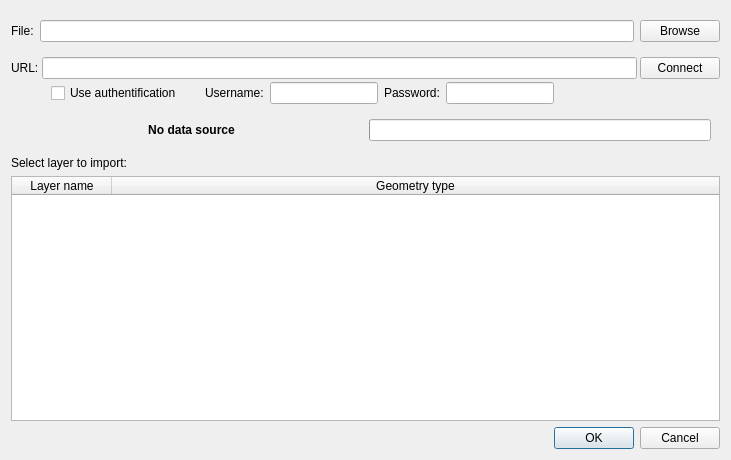
Old version of the form src/builderexts/import.spatial-graph.ogr-gdal/SourceAddDialog.ui in the repository jylfc0307/OpenFluidPlus.
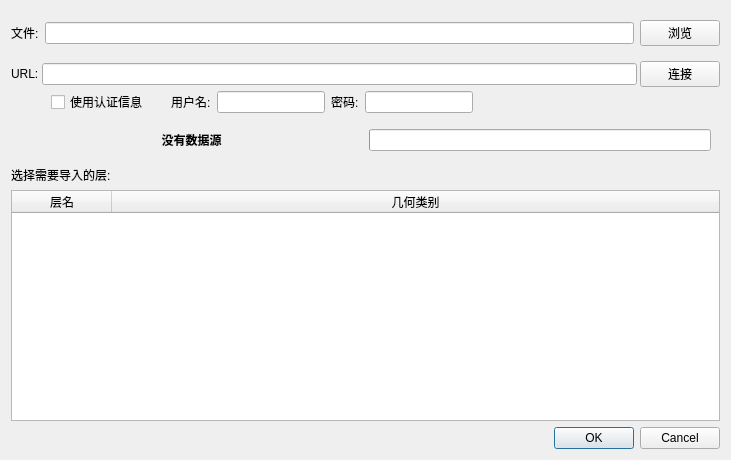
New version of the form.

What changed in the file:
```diff
--- a/src/builderexts/import.spatial-graph.ogr-gdal/SourceAddDialog.ui
+++ b/src/builderexts/import.spatial-graph.ogr-gdal/SourceAddDialog.ui
@@ -29,7 +29,7 @@
       <item>
        <widget class="QLabel" name="label_3">
         <property name="text">
-         <string>File:</string>
+         <string>文件:</string>
         </property>
        </widget>
       </item>
@@ -43,7 +43,7 @@
       <item>
        <widget class="QPushButton" name="BrowseButton">
         <property name="text">
-         <string>Browse</string>
+         <string>浏览</string>
         </property>
        </widget>
       </item>
@@ -80,7 +80,7 @@
         <item>
          <widget class="QPushButton" name="ConnectButton">
           <property name="text">
-           <string>Connect</string>
+           <string>连接</string>
           </property>
          </widget>
         </item>
@@ -107,7 +107,7 @@
         <item>
          <widget class="QCheckBox" name="AuthCheckBox">
           <property name="text">
-           <string>Use authentification</string>
+           <string>使用认证信息</string>
           </property>
          </widget>
         </item>
@@ -129,7 +129,7 @@
            <item>
             <widget class="QLabel" name="label_4">
              <property name="text">
-              <string>Username:</string>
+              <string>用户名:</string>
              </property>
             </widget>
            </item>
@@ -139,7 +139,7 @@
            <item>
             <widget class="QLabel" name="label_5">
              <property name="text">
-              <string>Password:</string>
+              <string>密码:</string>
              </property>
             </widget>
            </item>
@@ -183,7 +183,7 @@
          </font>
         </property>
         <property name="text">
-         <string notr="true">No data source</string>
+         <string notr="true">没有数据源</string>
         </property>
         <property name="alignment">
          <set>Qt::AlignCenter</set>
@@ -221,7 +221,7 @@
    <item>
     <widget class="QLabel" name="label_2">
      <property name="text">
-      <string>Select layer to import:</string>
+      <string>选择需要导入的层:</string>
      </property>
     </widget>
    </item>
@@ -244,12 +244,12 @@
      </attribute>
      <column>
       <property name="text">
-       <string>Layer name</string>
+       <string>层名</string>
       </property>
      </column>
      <column>
       <property name="text">
-       <string>Geometry type</string>
+       <string>几何类别</string>
       </property>
      </column>
     </widget>
```
